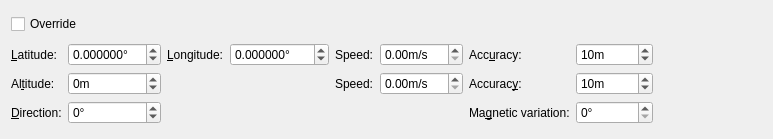
Qt form plugins/positioning/positioningwidget.ui (KDAB/GammaRay) before a commit.
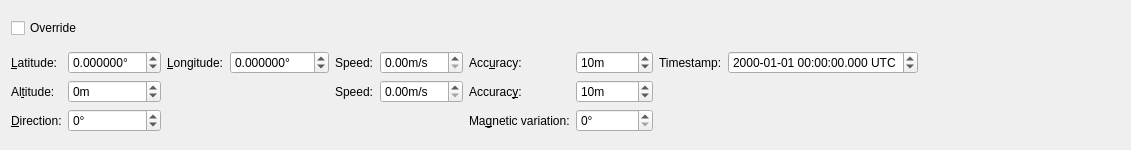
The same form after that commit. Icons and pictures are not drawn.

Commit message: Show geo position info timestamp too

```diff
--- a/plugins/positioning/positioningwidget.ui
+++ b/plugins/positioning/positioningwidget.ui
@@ -6,8 +6,8 @@
    <rect>
     <x>0</x>
     <y>0</y>
-    <width>773</width>
-    <height>139</height>
+    <width>1131</width>
+    <height>150</height>
    </rect>
   </property>
   <layout class="QVBoxLayout" name="topLayout">
@@ -57,6 +57,23 @@
       </widget>
      </item>
      <item row="0" column="8">
+      <widget class="QLabel" name="label_10">
+       <property name="text">
+        <string>Timestamp:</string>
+       </property>
+       <property name="buddy">
+        <cstring>timestamp</cstring>
+       </property>
+      </widget>
+     </item>
+     <item row="0" column="9">
+      <widget class="QDateTimeEdit" name="timestamp">
+       <property name="displayFormat">
+        <string>yyyy-MM-dd hh:mm:ss.zzz t</string>
+       </property>
+      </widget>
+     </item>
+     <item row="0" column="10">
       <spacer name="horizontalSpacer">
        <property name="orientation">
         <enum>Qt::Horizontal</enum>
```
Left out of the diff: 258 changed lines with no effect on the pictures. The commit also changes 1 other file.
